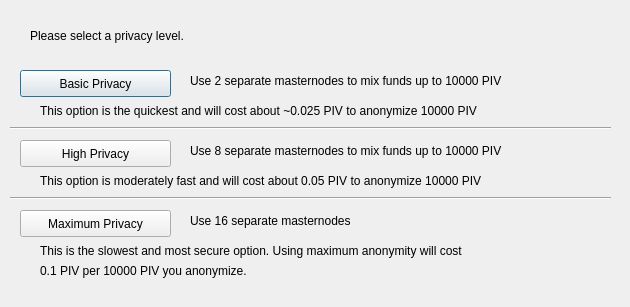
Bittoriumv2/Bittorium, file src/qt/forms/obfuscationconfig.ui: the form before one commit.
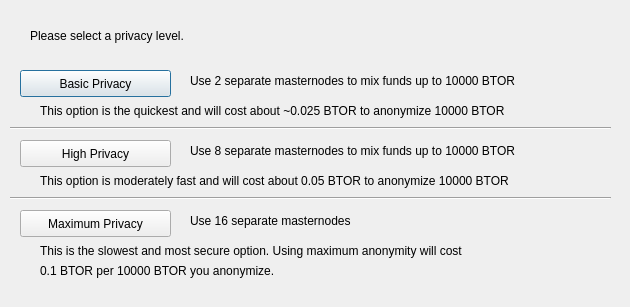
The form after the commit.

Patch:
```diff
--- a/src/qt/forms/obfuscationconfig.ui
+++ b/src/qt/forms/obfuscationconfig.ui
@@ -75,7 +75,7 @@
     </rect>
    </property>
    <property name="text">
-    <string>Use 2 separate masternodes to mix funds up to 10000 PIV</string>
+    <string>Use 2 separate masternodes to mix funds up to 10000 BTOR</string>
    </property>
   </widget>
   <widget class="QLabel" name="label_3">
@@ -88,7 +88,7 @@
     </rect>
    </property>
    <property name="text">
-    <string>Use 8 separate masternodes to mix funds up to 10000 PIV</string>
+    <string>Use 8 separate masternodes to mix funds up to 10000 BTOR</string>
    </property>
   </widget>
   <widget class="QLabel" name="label_4">
@@ -114,7 +114,7 @@
     </rect>
    </property>
    <property name="text">
-    <string>This option is the quickest and will cost about ~0.025 PIV to anonymize 10000 PIV</string>
+    <string>This option is the quickest and will cost about ~0.025 BTOR to anonymize 10000 BTOR</string>
    </property>
   </widget>
   <widget class="QLabel" name="label_7">
@@ -127,7 +127,7 @@
     </rect>
    </property>
    <property name="text">
-    <string>This option is moderately fast and will cost about 0.05 PIV to anonymize 10000 PIV</string>
+    <string>This option is moderately fast and will cost about 0.05 BTOR to anonymize 10000 BTOR</string>
    </property>
   </widget>
   <widget class="QLabel" name="label_8">
@@ -153,7 +153,7 @@
     </rect>
    </property>
    <property name="text">
-    <string>0.1 PIV per 10000 PIV you anonymize.</string>
+    <string>0.1 BTOR per 10000 BTOR you anonymize.</string>
    </property>
   </widget>
   <widget class="Line" name="line">
```
